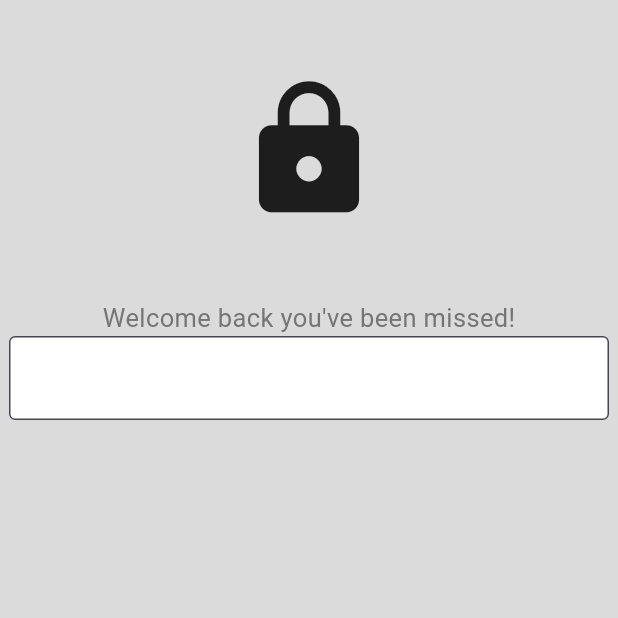
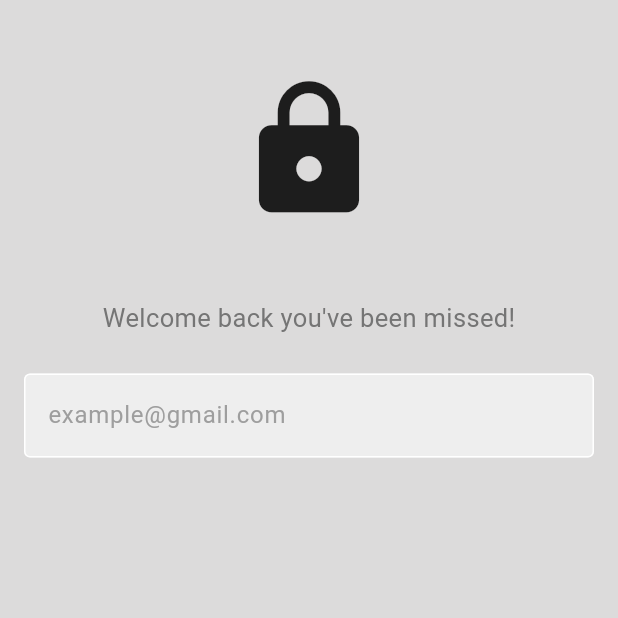
Before and after one commit to gedeastu/Camera_App_Simple, a Flutter app: the screen it shows after launch, on a phone screen of 412 x 824 dp, the top half of it. Run offline on Flutter 3.47's test engine with Material 3 defaults, Android fonts, the phone set to English and light mode, and no system bars; our stand-ins replace flutter_svg.

Commit message:
up: component email

```diff
--- /dev/null
+++ b/camera_app/lib/components/email.dart
@@ -0,0 +1,37 @@
+import 'package:flutter/material.dart';
+
+class Email extends StatefulWidget {
+  const Email({super.key});
+
+  @override
+  State<Email> createState() => _EmailState();
+}
+
+class _EmailState extends State<Email> {
+  @override
+  Widget build(BuildContext context) {
+    return Container(
+                width: 380,
+                height: 350,
+                decoration: BoxDecoration(
+                  borderRadius: BorderRadius.circular(20.0)
+                ),
+                child:
+                  TextField(
+                  decoration: InputDecoration(
+                    hintText: "example@gmail.com",
+                    hintStyle: TextStyle(color: Colors.grey.shade500),
+                    filled: true,
+                    fillColor: Colors.grey.shade200,
+                    border: OutlineInputBorder(),
+                    enabledBorder: OutlineInputBorder(
+                      borderSide: BorderSide(color: Colors.white)
+                    ),
+                    focusedBorder: OutlineInputBorder(
+                      borderSide: BorderSide(color: Colors.grey.shade400)
+                    )
+                  ),
+                ),
+              );
+  }
+}
--- a/camera_app/lib/pages/login.dart
+++ b/camera_app/lib/pages/login.dart
@@ -1,3 +1,4 @@
+import 'package:camera_app/components/email.dart';
 import 'package:flutter/material.dart';
 import 'package:flutter_svg/flutter_svg.dart';
 class LoginPage extends StatefulWidget {
@@ -10,41 +11,29 @@ class LoginPage extends StatefulWidget {
 class _LoginPageState extends State<LoginPage> {
   @override
   Widget build(BuildContext context) {
-    return Scaffold(
+    return const Scaffold(
       backgroundColor: Color.fromARGB(255, 220, 219, 219),
       body: SafeArea(
         child: Center(
           child: Column(
             crossAxisAlignment: CrossAxisAlignment.center,
             children: [
-              const SizedBox(height: 50.0,),
+              SizedBox(height: 50.0,),
               //Logo
-              const SizedBox(
+              SizedBox(
                 child: Icon(Icons.lock,size: 100,),
               ),
-              const SizedBox(height: 50,),
+              SizedBox(height: 50,),
               //Welcome back you've been missed!
-              const Text(
+              Text(
                 "Welcome back you've been missed!",
                 style: TextStyle(fontSize: 17.0,color: Color.fromARGB(255, 117, 117, 117)),
               ),
-              Container(
-                width: 400,
-                height: 400,
-                decoration: BoxDecoration(
-                  borderRadius: BorderRadius.circular(20.0)
-                ),
-                child: TextField(
-                onTapOutside: (event) {
+              SizedBox(
+                height: 25.0,
+              ),
+              Email(),
 
-                },
-                decoration: InputDecoration(
-                  filled: true,
-                  fillColor: Colors.white,
-                  border: OutlineInputBorder(),
-                ),
-              ),
-              )
             ],
           ),
         ),
```
Also changed, not shown: camera_app/lib/components/password.dart (added).
